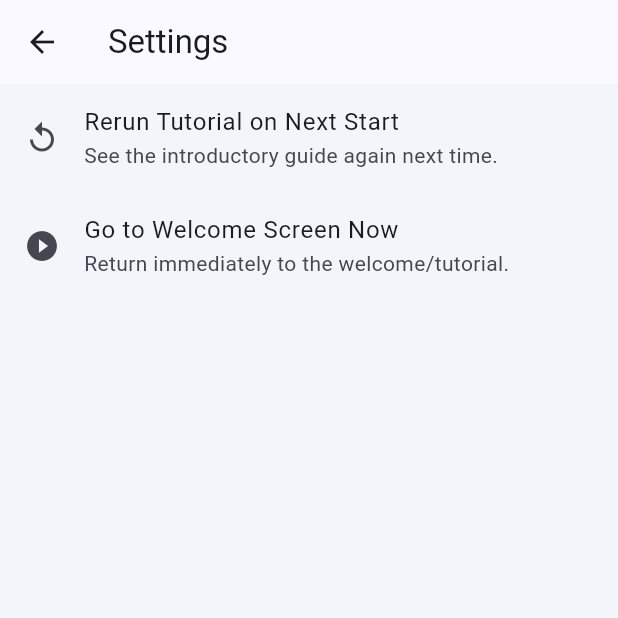
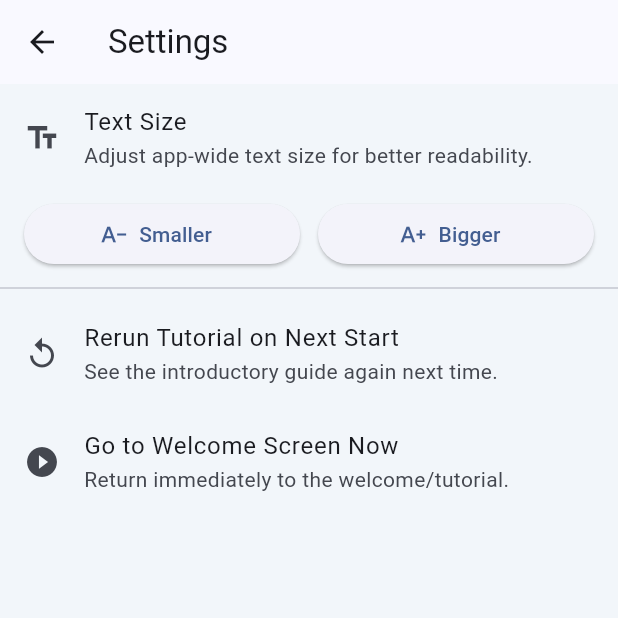
Before and after one commit to devgrg25/TickTalk-User-Stories-and-Project-Setup-Group-2-, a Flutter app: the SettingsPage screen opened directly, on a phone screen of 412 x 824 dp, the top half of it. Run offline on Flutter 3.47's test engine with Material 3 defaults, Android fonts, the phone set to English and light mode, and no system bars; our stand-ins replace flutter_tts, shared_preferences, speech_to_text; accounts and stored records are empty.

Commit message:
bug fixes for the font scale.

```diff
--- a/lib/MainPage.dart
+++ b/lib/MainPage.dart
@@ -14,6 +14,7 @@ import 'voice_controller.dart';
 import 'routine_timer_model.dart';
 import 'routines.dart';
 import 'routines_page.dart';
+import 'font_scale.dart';
 
 class MainPage extends StatefulWidget {
   final bool tutorialMode;
@@ -185,7 +186,7 @@ class _MainPageState extends State<MainPage> {
   void _editTimer(TimerData timerToEdit) {
     setState(() {
       _editingTimer = timerToEdit;
-      _voiceFilledTimer = null;   // prevent voice timer from overwriting edit data
+      _voiceFilledTimer = null; // prevent voice timer from overwriting edit data
       _tabIndex = 1;
     });
   }
@@ -216,6 +217,31 @@ class _MainPageState extends State<MainPage> {
     } catch (e) {
       debugPrint("TTS error: $e");
     }
+  }
+
+  // ---------- FONT VOICE COMMANDS ----------
+  Future<bool> _handleVoiceFontCommand(String words) async {
+    final w = words.toLowerCase();
+
+    if (w.contains('increase font') ||
+        w.contains('bigger font') ||
+        w.contains('bigger text') ||
+        w.contains('increase text')) {
+      await FontScale.instance.increase10();
+      await _voiceController.speak("Increasing text size.");
+      return true;
+    }
+
+    if (w.contains('decrease font') ||
+        w.contains('smaller font') ||
+        w.contains('smaller text') ||
+        w.contains('reduce text')) {
+      await FontScale.instance.decrease10();
+      await _voiceController.speak("Decreasing text size.");
+      return true;
+    }
+
+    return false;
   }
 
   // ---------- TIMER CONTROL ----------
@@ -324,7 +350,10 @@ class _MainPageState extends State<MainPage> {
           final words = heard.toLowerCase().trim();
           setState(() => _isListening = false);
 
-          //SKIP / END tutorial commands
+          // font commands
+          if (await _handleVoiceFontCommand(words)) return;
+
+          // SKIP / END tutorial commands
           if (words.contains("skip") ||
               words.contains("stop tutorial") ||
               words.contains("end tutorial") ||
@@ -334,12 +363,12 @@ class _MainPageState extends State<MainPage> {
             return;
           }
 
-          //No skip → Resume tutorial where it left off
+          // No skip → Resume tutorial where it left off
           setState(() => tutorialPaused = false);
           _runTutorial();
         },
       );
-      return; //STOP HERE
+      return; // STOP HERE
     }
 
     // CASE 1: Active Timer → Control (Pause/Stop/Resume)
@@ -351,6 +380,9 @@ class _MainPageState extends State<MainPage> {
           final words = cmd.toLowerCase();
           debugPrint(words);
 
+          // font commands
+          if (await _handleVoiceFontCommand(words)) return;
+
           if (words.contains("pause") || words.contains("hold")) {
             _countdownController.pause();
             _pauseTimer();
@@ -360,9 +392,11 @@ class _MainPageState extends State<MainPage> {
           } else if (words.contains("stop") || words.contains("end")) {
             _stopTimer();
           } else if (words.contains("timer")) {
-            _voiceController.speak("Please stop the current timer before running new timer");
+            _voiceController.speak(
+                "Please stop the current timer before running new timer");
           } else {
-            _voiceController.speak("Command not recognized while timer is running.");
+            _voiceController
+                .speak("Command not recognized while timer is running.");
           }
         },
       );
@@ -376,6 +410,11 @@ class _MainPageState extends State<MainPage> {
       await _voiceController.startListeningRaw(
         onCommand: (String cmd) async {
           setState(() => _isListening = false);
+          final words = cmd.toLowerCase();
+
+          // font commands
+          if (await _handleVoiceFontCommand(words)) return;
+
           // Pass the raw text string to the Routines Page
           _routinesKey.currentState?.handleVoiceCommand(cmd);
         },
@@ -417,12 +456,17 @@ class _MainPageState extends State<MainPage> {
         });
       },
       onUnrecognized: (spoken) async {
+        final words = spoken.toLowerCase();
+
+        // font commands
+        if (await _handleVoiceFontCommand(words)) return;
+
         if (spoken == "incomplete") {
           await _voiceController.speak(
-              "Please tell me the timer length. For example, say 'start a 5 minute timer'."
-          );
+              "Please tell me the timer length. For example, say 'start a 5 minute timer'.");
         } else {
-          await _voiceController.speak("Sorry, I didn't understand that.");
+          await _voiceController
+              .speak("Sorry, I didn't understand that.");
         }
       },
     );
@@ -438,6 +482,7 @@ class _MainPageState extends State<MainPage> {
       }
     }
   }
+
   //-----------Tutorial functions----------------
   void _endTutorial() async {
     setState(() {
@@ -468,8 +513,7 @@ class _MainPageState extends State<MainPage> {
         await _speakWait(
             'This is the timer creation page. Here is a step by step guide on how to use it. '
                 'One: enter a timer name. Two: set work minutes. Three: set break minutes. Four: set the number of sets. '
-                'You can also say: Start a study timer for four sets with twenty five minutes work and five minutes break.'
-        );
+                'You can also say: Start a study timer for four sets with twenty five minutes work and five minutes break.');
         tutorialStep++;
         break;
 
@@ -478,8 +522,7 @@ class _MainPageState extends State<MainPage> {
         setState(() => _tabIndex = 4);
         await _speakWait(
             'This is the stopwatch selector. Choose Normal Mode for a single stopwatch with voice control, '
-                'or Player Mode to track up to six players.'
-        );
+                'or Player Mode to track up to six players.');
         tutorialStep++;
         break;
 
@@ -487,19 +530,21 @@ class _MainPageState extends State<MainPage> {
       case 2:
         Navigator.push(
           context,
-          MaterialPageRoute(builder: (_) => const StopwatchNormalMode(autoStart: false)),
+          MaterialPageRoute(
+              builder: (_) =>
+              const StopwatchNormalMode(autoStart: false)),
         );
         await Future.delayed(const Duration(milliseconds: 200));
         await _speakWait(
-            'This is Normal Mode. Say start to begin, stop to pause, lap to mark a lap, and reset to clear it.'
-        );
+            'This is Normal Mode. Say start to begin, stop to pause, lap to mark a lap, and reset to clear it.');
         tutorialStep++;
         break;
 
     // TUTORIAL DONE
       default:
         tutorialActive = false;
-        await _speakWait("Tutorial complete. You can now explore the app freely.");
+        await _speakWait(
+            "Tutorial complete. You can now explore the app freely.");
         break;
     }
 
@@ -508,6 +553,7 @@ class _MainPageState extends State<MainPage> {
       _runTutorial();
     }
   }
+
   Future<void> _speakWait(String text) async {
     await _tts.stop();
     await _tts.setSpeechRate(0.45);
@@ -519,7 +565,6 @@ class _MainPageState extends State<MainPage> {
       await Future.delayed(const Duration(milliseconds: 200));
     }
   }
-
 
   // ---------- UI HELPERS ----------
   String _formatMMSS(int secondsTotal) {
@@ -544,14 +589,12 @@ class _MainPageState extends State<MainPage> {
       key: ValueKey(_voiceFilledTimer?.id ?? 'create_static'),
       existingTimer: _editingTimer ?? _voiceFilledTimer,
       onSaveTimer: _handleSaveTimer,
-      startVoiceConfirmation: (_voiceFilledTimer != null && _editingTimer == null),
+      startVoiceConfirmation:
+      (_voiceFilledTimer != null && _editingTimer == null),
     ),
 
     // --- 2. PASS THE KEY TO ROUTINES PAGE ---
-    RoutinesPage(
-        key: _routinesKey,
-        routines: _routines
-    ),
+    RoutinesPage(key: _routinesKey, routines: _routines),
 
     const Placeholder(), // Activity page
     const StopwatchModeSelector(),
@@ -564,7 +607,6 @@ class _MainPageState extends State<MainPage> {
           index: _tabIndex,
           children: _pages,
         ),
-
         if (_activeTimer != null)
           Offstage(
             offstage: !_showingCountdown,
@@ -589,26 +631,30 @@ class _MainPageState extends State<MainPage> {
           if (_activeTimer != null) _buildActiveTimerBanner(),
           BottomNavigationBar(
             selectedItemColor: _showingCountdown
-                ? Colors.grey             // No highlight when countdown is showing
-                : const Color(0xFF007BFF),// Normal highlight when not in countdown
-
+                ? Colors.grey // No highlight when countdown is showing
+                : const Color(0xFF007BFF), // Normal highlight when not in countdown
             unselectedItemColor: Colors.grey,
             type: BottomNavigationBarType.fixed,
-            currentIndex: _tabIndex,      // ← keep this unchanged
+            currentIndex: _tabIndex, // ← keep this unchanged
             onTap: (index) {
               setState(() {
                 if (_showingCountdown) {
-                  _showingCountdown = false; // Close countdown when switching tabs
+                  _showingCountdown =
+                  false; // Close countdown when switching tabs
                 }
                 _tabIndex = index;
               });
             },
             items: const [
               BottomNavigationBarItem(icon: Icon(Icons.home), label: 'Home'),
-              BottomNavigationBarItem(icon: Icon(Icons.add_circle_outline), label: 'Create'),
-              BottomNavigationBarItem(icon: Icon(Icons.list_alt), label: 'Routines'),
-              BottomNavigationBarItem(icon: Icon(Icons.bar_chart_outlined), label: 'Activity'),
-              BottomNavigationBarItem(icon: Icon(Icons.timer), label: 'Stopwatch'),
+              BottomNavigationBarItem(
+                  icon: Icon(Icons.add_circle_outline), label: 'Create'),
+              BottomNavigationBarItem(
+                  icon: Icon(Icons.list_alt), label: 'Routines'),
+              BottomNavigationBarItem(
+                  icon: Icon(Icons.bar_chart_outlined), label: 'Activity'),
+              BottomNavigationBarItem(
+                  icon: Icon(Icons.timer), label: 'Stopwatch'),
             ],
           ),
           GestureDetector(
@@ -621,7 +667,6 @@ class _MainPageState extends State<MainPage> {
                   setState(() => tutorialPaused = false);
                   _runTutorial(); // resume
                 }
-
               } else {
                 // User starts speaking → Pause tutorial
                 if (tutorialActive) {
@@ -634,17 +679,20 @@ class _MainPageState extends State<MainPage> {
             },
             child: AnimatedContainer(
               duration: const Duration(milliseconds: 300),
-              color: _isListening ? Colors.redAccent : const Color(0xFF007BFF),
+              color: _isListening
+                  ? Colors.redAccent
+                  : const Color(0xFF007BFF),
               width: double.infinity,
               padding: const EdgeInsets.symmetric(vertical: 28),
               child: Row(
                 mainAxisAlignment: MainAxisAlignment.center,
                 children: [
-                  Icon(_isListening ? Icons.mic : Icons.mic_off, color: Colors.white),
+                  Icon(_isListening ? Icons.mic : Icons.mic_off,
+                      color: Colors.white),
                   const SizedBox(width: 8),
-                  Text(
-                    _isListening ? "Listening... Tap to stop" : "Tap to Speak",
-                    style: const TextStyle(
+                  const Text(
+                    "Tap to Speak",
+                    style: TextStyle(
                       color: Colors.white,
                       fontSize: 18,
                       fontWeight: FontWeight.w600,
@@ -667,7 +715,8 @@ class _MainPageState extends State<MainPage> {
     return GestureDetector(
       onTap: () => setState(() => _showingCountdown = true), // <-- FULL BANNER IS TAPPABLE
       child: Container(
-        padding: const EdgeInsets.symmetric(horizontal: 16.0, vertical: 12.0),
+        padding:
+        const EdgeInsets.symmetric(horizontal: 16.0, vertical: 12.0),
         color: Colors.blue.withOpacity(0.12),
         child: Row(
           mainAxisAlignment: MainAxisAlignment.spaceBetween,
@@ -678,7 +727,8 @@ class _MainPageState extends State<MainPage> {
               children: [
                 Text(
                   active.name,
-                  style: const TextStyle(fontWeight: FontWeight.bold, fontSize: 16),
+                  style: const TextStyle(
+                      fontWeight: FontWeight.bold, fontSize: 16),
                 ),
                 const Text("Timer Running"),
               ],
--- a/lib/font_scale.dart
+++ b/lib/font_scale.dart
@@ -24,7 +24,7 @@ class FontScale extends ChangeNotifier {
     await prefs.setDouble(_kPrefKey, _scale);
   }
 
-  static double _clamp(double v) => v.clamp(_min, _max);
+  static double _clamp(double v) => v.clamp(_min, _max).toDouble();
 
   Future<void> setScale(double value) async {
     _scale = _clamp(value);
--- a/lib/settings_page.dart
+++ b/lib/settings_page.dart
@@ -1,6 +1,7 @@
 import 'package:flutter/material.dart';
 import 'package:shared_preferences/shared_preferences.dart';
 import 'welcome_page.dart'; // ✅ Correct import
+import 'font_scale.dart';  // 👈 fixed import
 
 class SettingsPage extends StatelessWidget {
   const SettingsPage({super.key});
@@ -40,7 +41,43 @@ class SettingsPage extends StatelessWidget {
         title: const Text('Settings'),
       ),
       body: ListView(
+        padding: const EdgeInsets.only(bottom: 24),
         children: [
+          // 🔹 TEXT SIZE SECTION
+          const ListTile(
+            leading: Icon(Icons.text_fields),
+            title: Text('Text Size'),
+            subtitle: Text('Adjust app-wide text size for better readability.'),
+          ),
+          Padding(
+            padding: const EdgeInsets.symmetric(horizontal: 16.0, vertical: 4),
+            child: Row(
+              children: [
+                Expanded(
+                  child: ElevatedButton.icon(
+                    onPressed: () async {
+                      await FontScale.instance.decrease10();
+                    },
+                    icon: const Icon(Icons.text_decrease),
+                    label: const Text('Smaller'),
+                  ),
+                ),
+                const SizedBox(width: 12),
+                Expanded(
+                  child: ElevatedButton.icon(
+                    onPressed: () async {
+                      await FontScale.instance.increase10();
+                    },
+                    icon: const Icon(Icons.text_increase),
+                    label: const Text('Bigger'),
+                  ),
+                ),
+              ],
+            ),
+          ),
+          const Divider(),
+
+          // Existing tutorial options
           ListTile(
             title: const Text('Rerun Tutorial on Next Start'),
             subtitle: const Text('See the introductory guide again next time.'),
```
Also changed, not shown: lib/main.dart (+19 -0 lines).
